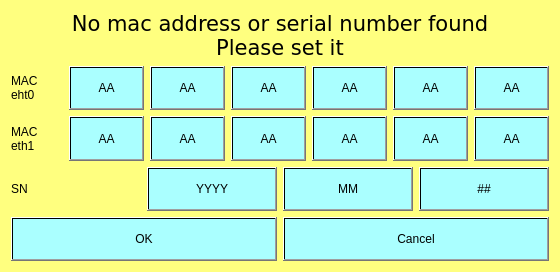
This is projects/mac_sn/mac_sn.ui in MECTsrl/imx_mect as Qt 5 draws it before an edit. The edited form follows.
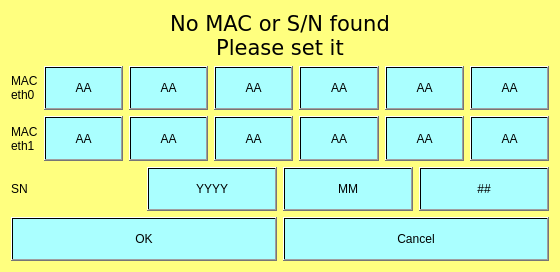
This is the edited form.

Commit message: fix serial number input, wait after reboot command

The edit to the form file:
```diff
--- a/projects/mac_sn/mac_sn.ui
+++ b/projects/mac_sn/mac_sn.ui
@@ -49,7 +49,7 @@
       </font>
      </property>
      <property name="text">
-      <string>No mac address or serial number found
+      <string>No MAC or S/N found
 Please set it</string>
      </property>
      <property name="alignment">
@@ -63,14 +63,14 @@
       <widget class="QLabel" name="labelMACeth0">
        <property name="text">
         <string>MAC
-eht0</string>
+eth0</string>
        </property>
       </widget>
      </item>
      <item>
       <widget class="QPushButton" name="pushButtonMACeth0_1">
        <property name="sizePolicy">
-        <sizepolicy hsizetype="Minimum" vsizetype="Minimum">
+        <sizepolicy hsizetype="MinimumExpanding" vsizetype="Minimum">
          <horstretch>0</horstretch>
          <verstretch>0</verstretch>
         </sizepolicy>
@@ -83,7 +83,7 @@
      <item>
       <widget class="QPushButton" name="pushButtonMACeth0_2">
        <property name="sizePolicy">
-        <sizepolicy hsizetype="Minimum" vsizetype="Minimum">
+        <sizepolicy hsizetype="MinimumExpanding" vsizetype="Minimum">
          <horstretch>0</horstretch>
          <verstretch>0</verstretch>
         </sizepolicy>
@@ -96,7 +96,7 @@
      <item>
       <widget class="QPushButton" name="pushButtonMACeth0_3">
        <property name="sizePolicy">
-        <sizepolicy hsizetype="Minimum" vsizetype="Minimum">
+        <sizepolicy hsizetype="MinimumExpanding" vsizetype="Minimum">
          <horstretch>0</horstretch>
          <verstretch>0</verstretch>
         </sizepolicy>
@@ -109,7 +109,7 @@
      <item>
       <widget class="QPushButton" name="pushButtonMACeth0_4">
        <property name="sizePolicy">
-        <sizepolicy hsizetype="Minimum" vsizetype="Minimum">
+        <sizepolicy hsizetype="MinimumExpanding" vsizetype="Minimum">
          <horstretch>0</horstretch>
          <verstretch>0</verstretch>
         </sizepolicy>
@@ -122,7 +122,7 @@
      <item>
       <widget class="QPushButton" name="pushButtonMACeth0_5">
        <property name="sizePolicy">
-        <sizepolicy hsizetype="Minimum" vsizetype="Minimum">
+        <sizepolicy hsizetype="MinimumExpanding" vsizetype="Minimum">
          <horstretch>0</horstretch>
          <verstretch>0</verstretch>
         </sizepolicy>
@@ -135,7 +135,7 @@
      <item>
       <widget class="QPushButton" name="pushButtonMACeth0_6">
        <property name="sizePolicy">
-        <sizepolicy hsizetype="Minimum" vsizetype="Minimum">
+        <sizepolicy hsizetype="MinimumExpanding" vsizetype="Minimum">
          <horstretch>0</horstretch>
          <verstretch>0</verstretch>
         </sizepolicy>
@@ -160,7 +160,7 @@
      <item>
       <widget class="QPushButton" name="pushButtonMACeth1_1">
        <property name="sizePolicy">
-        <sizepolicy hsizetype="Minimum" vsizetype="Minimum">
+        <sizepolicy hsizetype="MinimumExpanding" vsizetype="Minimum">
          <horstretch>0</horstretch>
          <verstretch>0</verstretch>
         </sizepolicy>
@@ -173,7 +173,7 @@
      <item>
       <widget class="QPushButton" name="pushButtonMACeth1_2">
        <property name="sizePolicy">
-        <sizepolicy hsizetype="Minimum" vsizetype="Minimum">
+        <sizepolicy hsizetype="MinimumExpanding" vsizetype="Minimum">
          <horstretch>0</horstretch>
          <verstretch>0</verstretch>
         </sizepolicy>
@@ -186,7 +186,7 @@
      <item>
       <widget class="QPushButton" name="pushButtonMACeth1_3">
        <property name="sizePolicy">
-        <sizepolicy hsizetype="Minimum" vsizetype="Minimum">
+        <sizepolicy hsizetype="MinimumExpanding" vsizetype="Minimum">
          <horstretch>0</horstretch>
          <verstretch>0</verstretch>
         </sizepolicy>
@@ -199,7 +199,7 @@
      <item>
       <widget class="QPushButton" name="pushButtonMACeth1_4">
        <property name="sizePolicy">
-        <sizepolicy hsizetype="Minimum" vsizetype="Minimum">
+        <sizepolicy hsizetype="MinimumExpanding" vsizetype="Minimum">
          <horstretch>0</horstretch>
          <verstretch>0</verstretch>
         </sizepolicy>
@@ -212,7 +212,7 @@
      <item>
       <widget class="QPushButton" name="pushButtonMACeth1_5">
        <property name="sizePolicy">
-        <sizepolicy hsizetype="Minimum" vsizetype="Minimum">
+        <sizepolicy hsizetype="MinimumExpanding" vsizetype="Minimum">
          <horstretch>0</horstretch>
          <verstretch>0</verstretch>
         </sizepolicy>
@@ -225,7 +225,7 @@
      <item>
       <widget class="QPushButton" name="pushButtonMACeth1_6">
        <property name="sizePolicy">
-        <sizepolicy hsizetype="Minimum" vsizetype="Minimum">
+        <sizepolicy hsizetype="MinimumExpanding" vsizetype="Minimum">
          <horstretch>0</horstretch>
          <verstretch>0</verstretch>
         </sizepolicy>
```
The commit also changes 1 other file.
